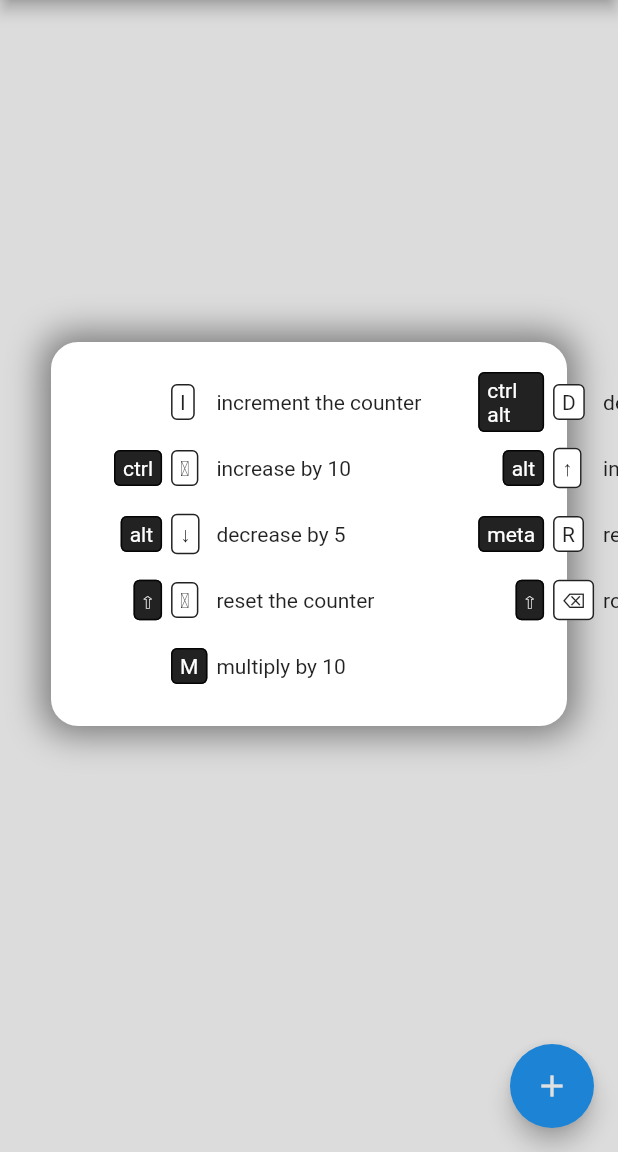
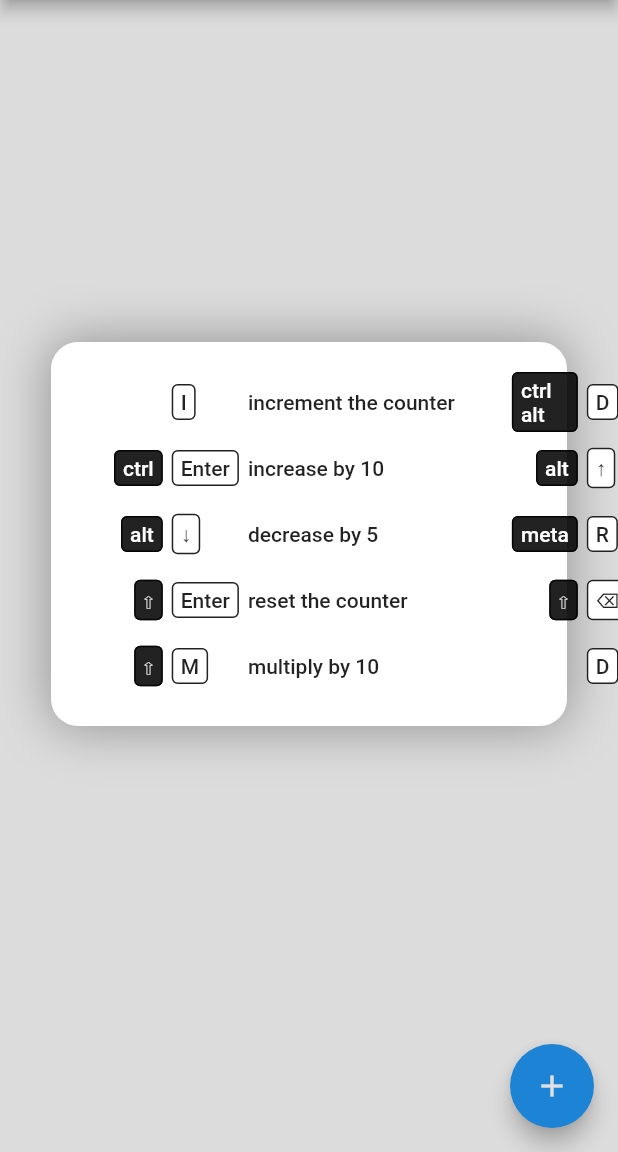
Before and after one commit to pmutisya/keymap, a Flutter app: the screen it shows after launch, after a tap on the "help outline" icon, on a phone screen of 412 x 824 dp, the part 84-1236 px from its top. Run offline on Flutter 3.47's test engine with Material 2 defaults, Android fonts, the phone set to English and light mode, and no system bars.

Commit message:
update to improve key handling use keyDown to avoid mac issues (sound)

```diff
--- a/example/lib/main.dart
+++ b/example/lib/main.dart
@@ -66,7 +66,7 @@ class _MyHomePageState extends State<MyHomePage> {
 
   void increaseBy(int amount) {
     setState(() {
-      _counter += 10;
+      _counter += amount;
     });
   }
 
@@ -104,7 +104,7 @@ class _MyHomePageState extends State<MyHomePage> {
           (){ _resetCounter();},
           isShiftPressed: true
       ),
-      KeyAction(LogicalKeyboardKey.delete,'round down ',
+      KeyAction(LogicalKeyboardKey.delete,'round down (by 10s)',
           (){
             setState(() {
               _counter = _counter~/10;
@@ -117,7 +117,14 @@ class _MyHomePageState extends State<MyHomePage> {
             setState(() {
               _counter = _counter*10;
             });
-          }
+          }, isShiftPressed: true
+      ),
+      KeyAction(LogicalKeyboardKey.keyD, 'Divide by 10',
+          () {
+            setState(() {
+              _counter = _counter~/10;
+            });
+          },
       )
     ];
   }
@@ -128,6 +135,7 @@ class _MyHomePageState extends State<MyHomePage> {
     //all key-presses are registered
     return KeyboardWidget(
       key: _key,
+      showDismissKey: LogicalKeyboardKey.f2,
       keyMap: shortcuts, columnCount: 2,
       child: Scaffold(
         appBar: AppBar(
--- a/lib/src/keyboard_widget.dart
+++ b/lib/src/keyboard_widget.dart
@@ -68,21 +68,22 @@ class KeyAction {
         label = '\u232B';
       }
     }
-    else if (key == LogicalKeyboardKey.enter) {
-      if (kIsWeb) {
-        label = 'enter';
-      }
-      else {
-        label = '\u2B90';
-      }
-    }
+    // else if (key == LogicalKeyboardKey.enter) {
+    //   if (kIsWeb) {
+    //     label = 'enter';
+    //   }
+    //   else {
+    //     label = '\u2B90';
+    //   }
+    // }
     return label;
   }
 
   bool matchesEvent(RawKeyEvent event) {
-    return event.logicalKey == keyActivator.trigger && isControlPressed == event.isControlPressed &&
-    isMetaPressed == event.isMetaPressed && isShiftPressed == event.isShiftPressed &&
-    isAltPressed == event.isAltPressed;
+    return event.logicalKey == keyActivator.trigger &&
+      isControlPressed == event.isControlPressed && isMetaPressed ==
+      event.isMetaPressed && isShiftPressed == event.isShiftPressed &&
+      isAltPressed == event.isAltPressed;
   }
 }
 
@@ -93,7 +94,7 @@ class KeyboardWidget extends StatefulWidget {
   final Widget child;
   ///The list of keystrokes and methods called
   final List<KeyAction> keyMap;
-  ///The keystroke used to show and dismiss the helpscreen
+  ///The keystroke used to show and dismiss the help screen
   final LogicalKeyboardKey showDismissKey;
   ///The number of columns of text in the help screen
   final int columnCount;
@@ -105,7 +106,7 @@ class KeyboardWidget extends StatefulWidget {
   final Color? backgroundColor;
 
   ///The text style for the text used in the help screen. If null, the
-  ///inherited [TextTheme.bodyText2] is used.
+  ///inherited [TextTheme.bodyText1] is used.
   final TextStyle? textStyle;
 
   /// Creates a new KeyboardWidget with a list of Keystrokes and associated
@@ -129,7 +130,7 @@ class KeyboardWidget extends StatefulWidget {
   /// You would usually pair this with a function [callbackOnHide] so that the caller
   /// to show the help screen can be notified when it is hidden
   ///
-  const KeyboardWidget({Key? key, required this.keyMap, this.hasFocus = false,
+  const KeyboardWidget({Key? key, required this.keyMap, this.hasFocus = true,
     required this.child, this.showDismissKey=LogicalKeyboardKey.f1, this.columnCount = 1,
     this.backgroundColor, this.textStyle,
     this.showMap = false, this.callbackOnHide,
@@ -151,7 +152,7 @@ class KeyboardWidgetState extends State<KeyboardWidget> {
 
 
   static const Color defaultBackground = Color(0xFF0a0a0a);
-  static const Color shadow = Color(0x77000000);
+  static const Color shadow = Color(0x55000000);
   static const Color defaultTextColor = Colors.white;
 
   static const TextStyle defaultTextStyle = TextStyle(color: defaultTextColor, fontSize: 12);
@@ -249,7 +250,7 @@ class KeyboardWidgetState extends State<KeyboardWidget> {
 
     final ThemeData theme = Theme.of(context);
     TextStyle _textStyle = widget.textStyle?? theme.dataTableTheme.dataTextStyle??
-        theme.textTheme.bodyText2??defaultTextStyle;
+        theme.textTheme.bodyText1??defaultTextStyle;
     Color background = widget.backgroundColor??theme.cardColor;
     Color textColor = _textStyle.color??defaultTextColor;
 
@@ -320,7 +321,7 @@ class KeyboardWidgetState extends State<KeyboardWidget> {
           border: Border.all(color: background, width: 18),
           borderRadius: BorderRadius.circular(18),
           boxShadow: const [
-            BoxShadow(color: shadow, blurRadius: 20, spreadRadius: 5)
+            BoxShadow(color: shadow, blurRadius: 30, spreadRadius: 1)
           ]
         ),
         dividerThickness: 1,
@@ -361,6 +362,7 @@ class KeyboardWidgetState extends State<KeyboardWidget> {
   }
   @override
   Widget build(BuildContext context) {
+    //to be sure, only use on non-mobile platforms
     if (kIsWeb || Platform.isFuchsia || Platform.isLinux || Platform.isMacOS ||
         Platform.isWindows) {
           FocusScope.of(context).requestFocus(_focusNode);
@@ -374,10 +376,13 @@ class KeyboardWidgetState extends State<KeyboardWidget> {
   Widget _getKeyboardListener(BuildContext context) {
     return Focus(
       child: widget.child,
+      canRequestFocus: true,
+      descendantsAreFocusable: true,
+      skipTraversal: true,
       focusNode: _focusNode,
       autofocus: widget.hasFocus,
       onKey: (FocusNode node, RawKeyEvent event) {
-        if (event.runtimeType == RawKeyUpEvent) {
+        if (event.runtimeType == RawKeyDownEvent) {
           LogicalKeyboardKey key = event.logicalKey;
 
           if (key == widget.showDismissKey) {
```
Lines whose indentation alone changed are shown as unchanged.
